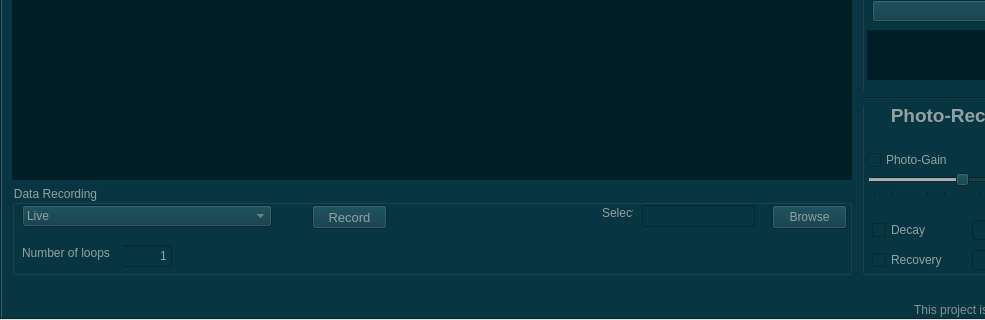
Qt form GUI/Spikeling.ui (MaxZimmer/Spikeling-V2-dev) before a commit; both pictures show x 0 to 985 and y 400 to 720 of the 1280 by 720 pixel window.
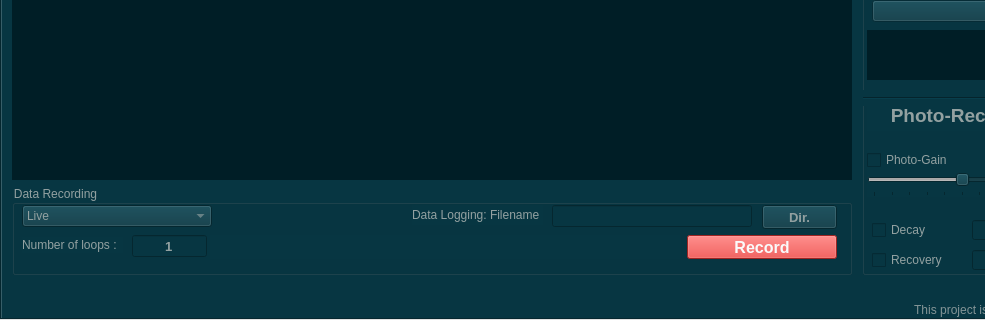
The same form after that commit. Icons and pictures are not drawn. Custom widgets are drawn as their Qt base class.

The edit to the form file:
```diff
--- a/GUI/Spikeling.ui
+++ b/GUI/Spikeling.ui
@@ -33,7 +33,7 @@
      <cursorShape>ArrowCursor</cursorShape>
     </property>
     <property name="autoFillBackground">
-     <bool>true</bool>
+     <bool>false</bool>
     </property>
     <property name="styleSheet">
      <string notr="true">color: rgb(131, 148, 150);
@@ -1073,7 +1073,7 @@
         <rect>
          <x>10</x>
          <y>20</y>
-         <width>250</width>
+         <width>190</width>
          <height>22</height>
         </rect>
        </property>
@@ -1096,58 +1096,72 @@
       <widget class="QPushButton" name="RecordPushButton">
        <property name="geometry">
         <rect>
-         <x>300</x>
-         <y>20</y>
-         <width>75</width>
+         <x>675</x>
+         <y>50</y>
+         <width>150</width>
          <height>24</height>
         </rect>
        </property>
        <property name="font">
         <font>
-         <pointsize>10</pointsize>
+         <pointsize>12</pointsize>
+         <bold>true</bold>
         </font>
        </property>
        <property name="styleSheet">
-        <string notr="true">color: rgb(147, 161, 161);</string>
+        <string notr="true">color: rgb(250, 250, 250);
+background-color: rgb(220, 50, 47);</string>
        </property>
        <property name="text">
         <string>Record</string>
        </property>
       </widget>
       <widget class="QLineEdit" name="RecordFolderValue">
+       <property name="enabled">
+        <bool>false</bool>
+       </property>
        <property name="geometry">
         <rect>
-         <x>630</x>
+         <x>540</x>
          <y>20</y>
-         <width>113</width>
+         <width>200</width>
          <height>22</height>
         </rect>
        </property>
+       <property name="text">
+        <string/>
+       </property>
       </widget>
       <widget class="QPushButton" name="RecordFolderBrowsePushButton">
        <property name="geometry">
         <rect>
-         <x>760</x>
+         <x>750</x>
          <y>20</y>
          <width>75</width>
          <height>24</height>
         </rect>
        </property>
+       <property name="font">
+        <font>
+         <pointsize>10</pointsize>
+         <bold>true</bold>
+        </font>
+       </property>
        <property name="text">
-        <string>Browse</string>
+        <string>Dir.</string>
        </property>
       </widget>
       <widget class="QLabel" name="SelectRecordFolderLabel">
        <property name="geometry">
         <rect>
-         <x>590</x>
+         <x>400</x>
          <y>20</y>
-         <width>31</width>
-         <height>16</height>
+         <width>131</width>
+         <height>20</height>
         </rect>
        </property>
        <property name="text">
-        <string>Select</string>
+        <string>Data Logging: Filename</string>
        </property>
       </widget>
       <widget class="QPushButton" name="pushButton">
@@ -1166,30 +1180,52 @@
       <widget class="QLineEdit" name="NumberOfLoopsValue">
        <property name="geometry">
         <rect>
-         <x>110</x>
-         <y>60</y>
-         <width>50</width>
+         <x>120</x>
+         <y>50</y>
+         <width>75</width>
          <height>22</height>
         </rect>
        </property>
+       <property name="font">
+        <font>
+         <pointsize>10</pointsize>
+         <bold>true</bold>
+        </font>
+       </property>
        <property name="text">
         <string>1</string>
        </property>
        <property name="alignment">
-        <set>Qt::AlignRight|Qt::AlignTrailing|Qt::AlignVCenter</set>
+        <set>Qt::AlignCenter</set>
        </property>
       </widget>
       <widget class="QLabel" name="NumberOfLoopsLabel">
        <property name="geometry">
         <rect>
          <x>10</x>
-         <y>60</y>
+         <y>52</y>
          <width>101</width>
          <height>16</height>
         </rect>
        </property>
        <property name="text">
-        <string>Number of loops</string>
+        <string>Number of loops :</string>
+       </property>
+      </widget>
+      <widget class="QLabel" name="SelectedFolderLabel">
+       <property name="geometry">
+        <rect>
+         <x>198</x>
+         <y>50</y>
+         <width>471</width>
+         <height>24</height>
+        </rect>
+       </property>
+       <property name="text">
+        <string/>
+       </property>
+       <property name="alignment">
+        <set>Qt::AlignRight|Qt::AlignTrailing|Qt::AlignVCenter</set>
        </property>
       </widget>
      </widget>
```
Left out of the diff: 27 changed lines with no effect on the pictures.
